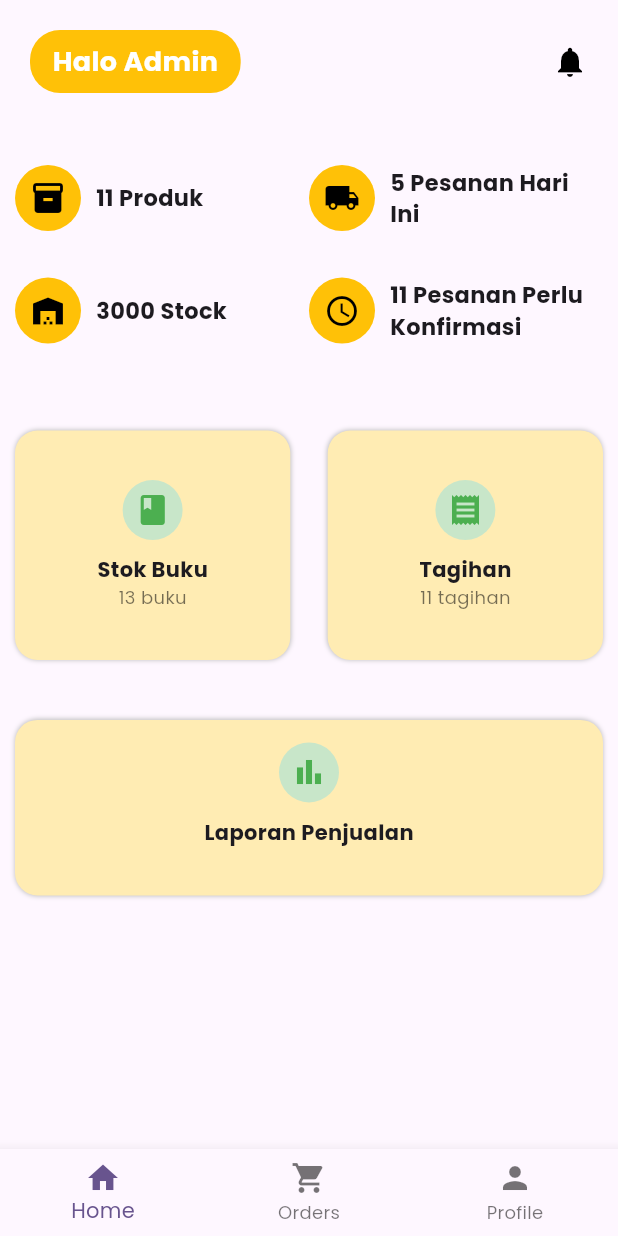
After one commit to sortascary/pesanbuku_app, a Flutter app: the DashboardScreen screen opened by its route, on a phone screen of 412 x 824 dp. The commit adds this screen. Run offline on Flutter 3.47's test engine with Material 3 defaults, Android fonts, the phone set to English and light mode, and no system bars; our stand-ins replace firebase_auth, firebase_core, get; accounts and stored records are empty.

Commit message:
Feat:[DR] Dashboard Page

```diff
--- /dev/null
+++ b/lib/Controllers/bottom_nav_bar_controller.dart
@@ -0,0 +1,9 @@
+import 'package:get/get.dart';
+
+class BottomNavController extends GetxController {
+  var selectedIndex = 0.obs;
+
+  void changeTab(int index) {
+    selectedIndex.value = index;
+  }
+}
--- a/lib/Controllers/login_controller.dart
+++ b/lib/Controllers/login_controller.dart
@@ -1,4 +1,5 @@
 import 'package:get/get.dart';
+import 'package:pesanbuku_app/Routes/Routes.dart';
 
 class LoginController extends GetxController {
   var username = ''.obs;
@@ -12,10 +13,10 @@ class LoginController extends GetxController {
 
     if (username.value == "admin" && password.value == "123") {
       userType.value = "admin";
-      Get.offNamed('/dashboardAdmin');
+      Get.offNamed(MyRoutes.dashboardDistributor, arguments: {"userRole": "admin"});
     } else if (username.value == "sekolah" && password.value == "123") {
       userType.value = "sekolah";
-      Get.offNamed('/dashboardSekolah');
+      Get.offNamed(MyRoutes.dashboardSekolah, arguments: {"userRole": "sekolah"});
     } else {
       Get.snackbar("Error", "Username atau Password salah",
           snackPosition: SnackPosition.BOTTOM);
--- a/lib/Pages/Register_Page.dart
+++ b/lib/Pages/Register_Page.dart
@@ -27,7 +27,7 @@ class RegisterPage extends StatelessWidget {
                 crossAxisAlignment: CrossAxisAlignment.start,
                 children: [
                   IconButton(
-                    icon: Icon(Icons.arrow_back, color: Colors.black),
+                    icon: Icon(Icons.arrow_back_ios, color: Colors.black),
                     onPressed: () => Get.offAllNamed('/onboarding'),
                   ),
                   SizedBox(height: 20),
--- /dev/null
+++ b/lib/Pages/bottom_nav_bar.dart
@@ -0,0 +1,20 @@
+import 'package:flutter/material.dart';
+import 'package:get/get.dart';
+import 'package:pesanbuku_app/Controllers/bottom_nav_bar_controller.dart';
+
+class BottomNavBar extends StatelessWidget {
+  final BottomNavController controller = Get.put(BottomNavController());
+
+  @override
+  Widget build(BuildContext context) {
+    return Obx(() => BottomNavigationBar(
+          currentIndex: controller.selectedIndex.value,
+          onTap: controller.changeTab,
+          items: [
+            BottomNavigationBarItem(icon: Icon(Icons.home), label: "Home"),
+            BottomNavigationBarItem(icon: Icon(Icons.shopping_cart), label: "Orders"),
+            BottomNavigationBarItem(icon: Icon(Icons.person), label: "Profile"),
+          ],
+        ));
+  }
+}
--- /dev/null
+++ b/lib/Pages/dashboard_page.dart
@@ -0,0 +1,178 @@
+import 'package:flutter/material.dart';
+import 'bottom_nav_bar.dart';
+
+class DashboardScreen extends StatelessWidget {
+  final String userRole;
+
+  DashboardScreen({Key? key, required this.userRole}) : super(key: key);
+
+  Widget _buildInfoTextWithIcon(String title, IconData icon) {
+    return Padding(
+      padding: const EdgeInsets.symmetric(vertical: 8),
+      child: Row(
+        children: [
+          Container(
+            decoration: BoxDecoration(
+              shape: BoxShape.circle,
+              color: Colors.amber,
+            ),
+            padding: const EdgeInsets.all(10),
+            child: Icon(icon, color: Colors.black, size: 24),
+          ),
+          const SizedBox(width: 10),
+          Expanded(
+            child: Text(
+              title,
+              style: const TextStyle(fontSize: 15, fontWeight: FontWeight.bold),
+            ),
+          ),
+        ],
+      ),
+    );
+  }
+
+  Widget _buildFeatureCard(String title, String subtitle, IconData icon) {
+    return Container(
+      decoration: BoxDecoration(
+        color: Colors.amber.shade100,
+        borderRadius: BorderRadius.circular(15),
+        boxShadow: [BoxShadow(color: Colors.grey.shade400, blurRadius: 2)],
+      ),
+      padding: const EdgeInsets.all(15),
+      child: Column(
+        mainAxisAlignment: MainAxisAlignment.center,
+        children: [
+          CircleAvatar(
+            backgroundColor: Colors.green.shade100,
+            child: Icon(icon, color: Colors.green),
+          ),
+          const SizedBox(height: 10),
+          Text(title, style: const TextStyle(fontWeight: FontWeight.bold)),
+          Text(subtitle,
+              style: const TextStyle(fontSize: 12, color: Colors.black54)),
+        ],
+      ),
+    );
+  }
+
+  Widget _buildHeader() {
+    return SafeArea(
+      child: Padding(
+        padding: const EdgeInsets.all(20),
+        child: Row(
+          children: [
+            Container(
+              padding: const EdgeInsets.symmetric(horizontal: 15, vertical: 8),
+              decoration: BoxDecoration(
+                color: Colors.amber,
+                borderRadius: BorderRadius.circular(20),
+              ),
+              child: Text(
+                userRole == "admin" ? 'Halo Admin' : 'Halo SMK RUS',
+                style: const TextStyle(
+                    fontSize: 18,
+                    fontWeight: FontWeight.bold,
+                    color: Colors.white),
+              ),
+            ),
+            const Spacer(),
+            const Icon(Icons.notifications, size: 24, color: Colors.black),
+          ],
+        ),
+      ),
+    );
+  }
+
+  @override
+  Widget build(BuildContext context) {
+    return Scaffold(
+      body: Column(
+        children: [
+          _buildHeader(),
+          const SizedBox(height: 10),
+          Expanded(
+            child: ListView(
+              padding: const EdgeInsets.symmetric(horizontal: 10),
+              children: [
+                if (userRole == "admin") ...[
+                  Padding(
+                    padding: const EdgeInsets.symmetric(vertical: 10),
+                    child: Row(
+                      children: [
+                        Expanded(
+                          child: Column(
+                            crossAxisAlignment: CrossAxisAlignment.start,
+                            children: [
+                              _buildInfoTextWithIcon("11 Produk", Icons.inventory),
+                              const SizedBox(height: 15),
+                              _buildInfoTextWithIcon("3000 Stock", Icons.warehouse),
+                            ],
+                          ),
+                        ),
+                        Expanded(
+                          child: Column(
+                            crossAxisAlignment: CrossAxisAlignment.start,
+                            children: [
+                              _buildInfoTextWithIcon("5 Pesanan Hari Ini", Icons.local_shipping),
+                              const SizedBox(height: 15),
+                              _buildInfoTextWithIcon("11 Pesanan Perlu Konfirmasi", Icons.access_time),
+                            ],
+                          ),
+                        ),
+                      ],
+                    ),
+                  ),
+                  const SizedBox(height: 40),
+                  GridView(
+                    shrinkWrap: true,
+                    physics: const NeverScrollableScrollPhysics(),
+                    gridDelegate: const SliverGridDelegateWithFixedCrossAxisCount(
+                      crossAxisCount: 2,
+                      crossAxisSpacing: 25,
+                      mainAxisSpacing: 10,
+                      childAspectRatio: 1.2,
+                    ),
+                    children: [
+                      _buildFeatureCard("Stok Buku", "13 buku", Icons.book),
+                      _buildFeatureCard("Tagihan", "11 tagihan", Icons.receipt),
+                    ],
+                  ),
+                  const SizedBox(height: 40),
+                  _buildFeatureCard("Laporan Penjualan", "", Icons.bar_chart),
+                ] else ...[
+                  Container(
+                    padding: const EdgeInsets.symmetric(vertical: 10),
+                    child: Image.asset(
+                      'assets/Images/image.png',
+                      height: 150,
+                      width: 150,
+                      fit: BoxFit.contain,
+                    ),
+                  ),
+                  const SizedBox(height: 50),
+                  GridView(
+                    shrinkWrap: true,
+                    physics: const NeverScrollableScrollPhysics(),
+                    gridDelegate: const SliverGridDelegateWithFixedCrossAxisCount(
+                      crossAxisCount: 2,
+                      crossAxisSpacing: 25,
+                      mainAxisSpacing: 10,
+                      childAspectRatio: 1.2,
+                    ),
+                    children: [
+                      _buildFeatureCard("List Buku", "13 buku", Icons.book),
+                      _buildFeatureCard("Tagihan", "11 tagihan", Icons.receipt),
+                    ],
+                  ),
+                  const SizedBox(height: 40),
+                  _buildFeatureCard("Order Buku", "", Icons.assignment),
+                ],
+              ],
+            ),
+          ),
+          BottomNavBar(),
+        ],
+      ),
+    );
+  }
+}
--- a/lib/Routes/Routes.dart
+++ b/lib/Routes/Routes.dart
@@ -6,6 +6,7 @@ import 'package:pesanbuku_app/Pages/Register_Page.dart';
 import 'package:pesanbuku_app/Pages/onboarding_page.dart';
 import 'package:pesanbuku_app/Pages/test_OTP_page.dart';
 import 'package:pesanbuku_app/Pages/test_register_page.dart';
+import 'package:pesanbuku_app/Pages/dashboard_page.dart';
 
 class MyRoutes {
   static const String login = '/login';
@@ -14,6 +15,8 @@ class MyRoutes {
   static const String loginSekolah = '/loginSekolah';
   static const String registerDistributor = '/registerDistributor';
   static const String registerSekolah = '/registerSekolah';
+  static const String dashboardDistributor = '/dashboard_distributor';
+  static const String dashboardSekolah = '/dashboard_sekolah';
   static const String testR = '/testR';
   static const String testOTP = '/testOTP';
 }
@@ -34,6 +37,14 @@ class AppPages {
       name: MyRoutes.registerDistributor,
       page: () => RegisterPage(userType: 'distributor'),
       binding: RegisterBinding(),
+    ),
+     GetPage(
+      name: MyRoutes.dashboardDistributor,
+      page: () => DashboardScreen(userRole: "admin"),
+    ),
+    GetPage(
+      name: MyRoutes.dashboardSekolah,
+      page: () => DashboardScreen(userRole: "sekolah"),
     ),
     GetPage(
       name: MyRoutes.onBoarding,
--- a/pubspec.yaml
+++ b/pubspec.yaml
@@ -23,6 +23,8 @@ dependencies:
   # The firebase dependencies
   firebase_core: ^3.12.0
   firebase_auth: ^5.5.1
+  get_storage: ^2.1.1
+  path_provider: ^2.1.5
 
 # App Logo
 flutter_launcher_icons:
@@ -65,6 +67,7 @@ flutter:
     - assets/Images/logo_maestro.png
     - assets/Images/distributor.png
     - assets/Images/sekolah.png
+    - assets/Images/image.png
     - assets/svg/
 
   fonts:
```
Also changed, not shown: assets/Images/image.png (added), pubspec.lock, 6 other files.
